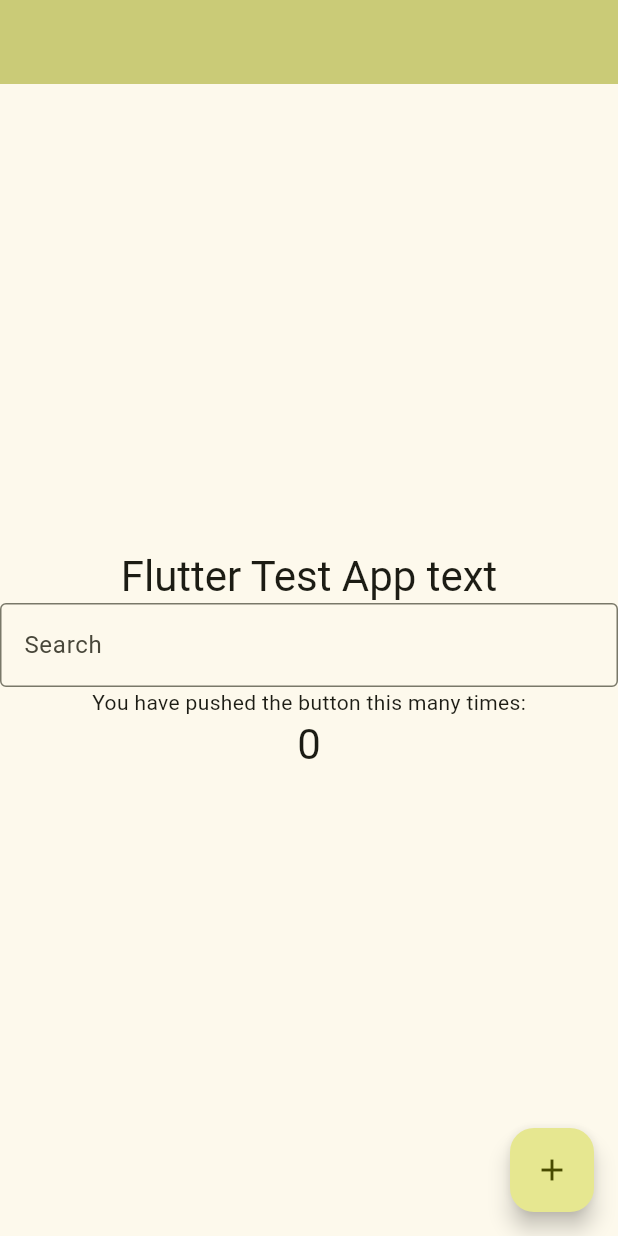
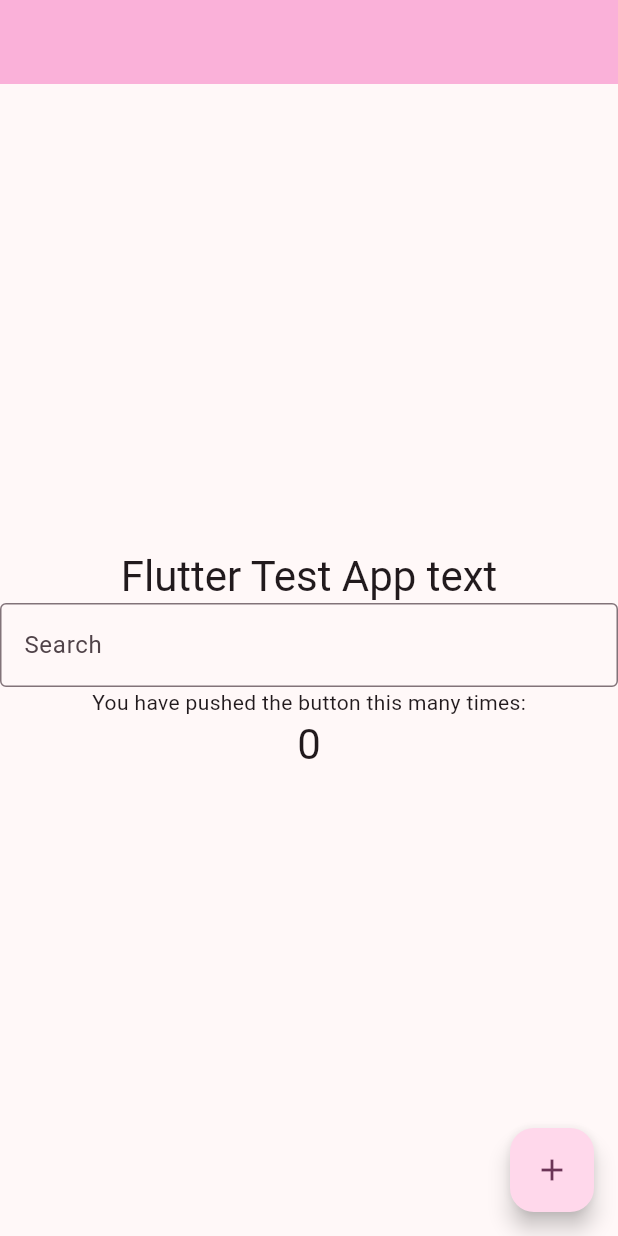
Before and after one commit to magnusjyrkkanen/flutter_test_app, a Flutter app: the screen it shows after launch, on a phone screen of 412 x 824 dp. Run offline on Flutter 3.47's test engine with Material 2 defaults, Android fonts, the phone set to English and light mode, and no system bars; our stand-ins replace flutter_dotenv.

Commit message:
Change app color scheme to something less ugly. Update readme.

```diff
--- a/lib/main.dart
+++ b/lib/main.dart
@@ -33,8 +33,8 @@ class MyApp extends StatelessWidget {
         //
         // This works for code too, not just values: Most code changes can be
         // tested with just a hot reload.
-        colorScheme: ColorScheme.fromSeed(
-            seedColor: const Color.fromARGB(255, 251, 255, 33)),
+        colorScheme:
+            ColorScheme.fromSeed(seedColor: Color.fromARGB(255, 255, 0, 195)),
         useMaterial3: true,
       ),
       home: MyHomePage(title: appTitle),
```
Also changed, not shown: 1 other file.
